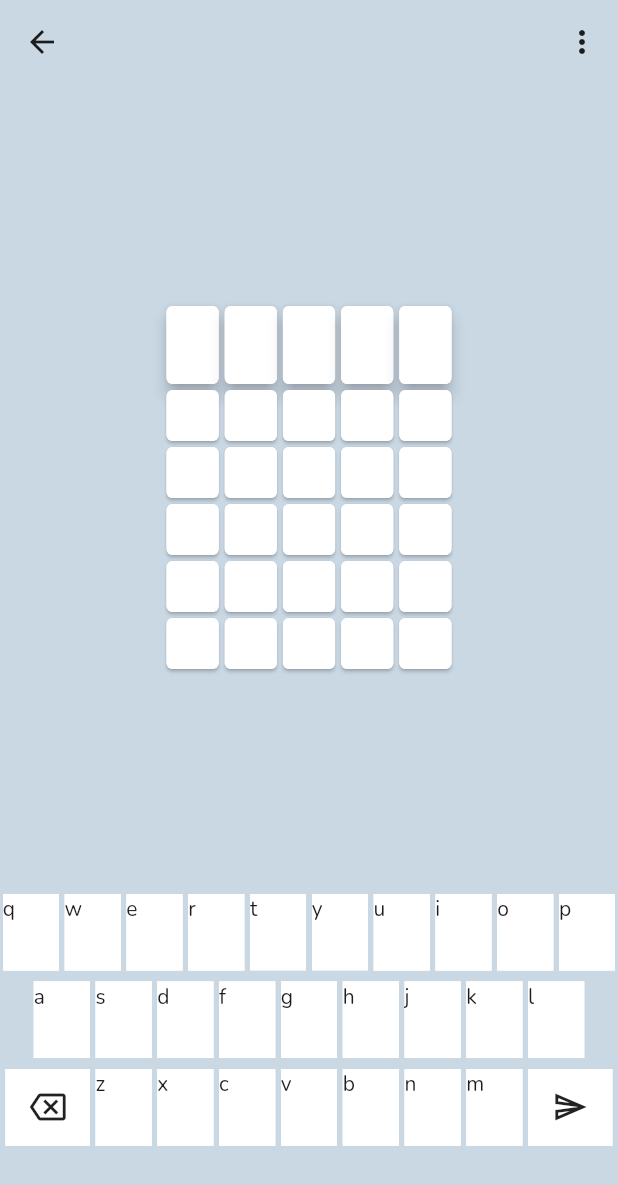
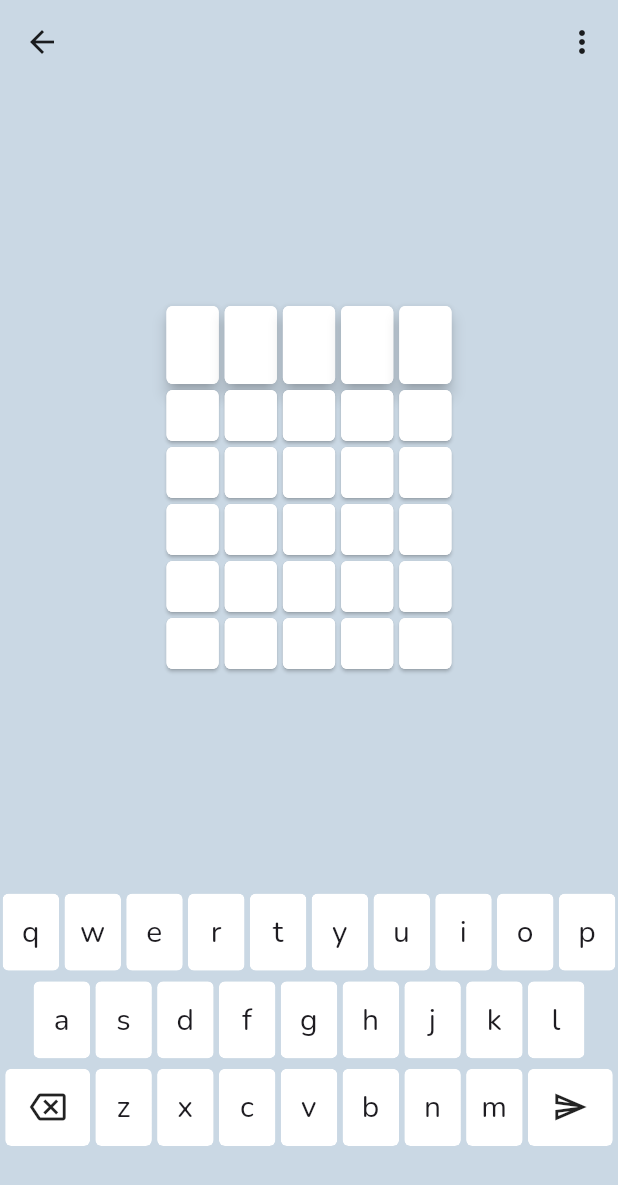
Before and after one commit to sstream17/word-game-2, a Flutter app: the Game screen opened by its route, on a phone screen of 412 x 824 dp. Shown: the top 1185 px of the screen. Run offline on Flutter 3.47's test engine with Material 3 defaults, Android fonts, the phone set to English and light mode, and no system bars; our stand-ins replace fl_chart, google_fonts, hive, hive_flutter, url_strategy; accounts and stored records are empty.

Commit message:
Adjust key border and alignment

```diff
--- a/game/lib/keyboard_key.dart
+++ b/game/lib/keyboard_key.dart
@@ -58,7 +58,8 @@ class KeyboardKey extends StatelessWidget {
           height: keyHeight,
           width: keyWidth,
           child: Material(
-            clipBehavior: Clip.hardEdge,
+            borderRadius: BorderRadius.circular(4),
+            clipBehavior: Clip.antiAlias,
             child: InkResponse(
               onTap: () {
                 onPressed(letter);
@@ -66,11 +67,69 @@ class KeyboardKey extends StatelessWidget {
               },
               highlightShape: BoxShape.rectangle,
               containedInkWell: true,
-              child: Ink(
-                height: keyHeight,
-                width: keyWidth,
-                color: Colors.white,
-                child: icon != null ? Icon(icon) : Text(letter),
+              child: Stack(
+                alignment: Alignment.center,
+                children: [
+                  Ink(
+                    height: keyHeight,
+                    width: keyWidth,
+                    decoration: BoxDecoration(
+                      gradient: SweepGradient(
+                        center: FractionalOffset.center,
+                        colors: getKeyColor(
+                          hints ?? [],
+                          appColors,
+                          isBorder: true,
+                        ),
+                        stops: const <double>[
+                          0.0,
+                          0.25,
+                          0.25,
+                          0.5,
+                          0.5,
+                          0.75,
+                          0.75,
+                          1.0,
+                        ],
+                      ),
+                      borderRadius: BorderRadius.circular(4),
+                    ),
+                  ),
+                  Ink(
+                    height: keyHeight - 6,
+                    width: keyWidth - 6,
+                    decoration: BoxDecoration(
+                      gradient: SweepGradient(
+                        center: FractionalOffset.center,
+                        colors: getKeyColor(
+                          hints ?? [],
+                          appColors,
+                        ),
+                        stops: const <double>[
+                          0.0,
+                          0.25,
+                          0.25,
+                          0.5,
+                          0.5,
+                          0.75,
+                          0.75,
+                          1.0,
+                        ],
+                      ),
+                    ),
+                  ),
+                  Center(
+                    child: icon != null
+                        ? Icon(icon)
+                        : Text(
+                            letter,
+                            textAlign: TextAlign.center,
+                            style: const TextStyle(
+                              fontSize: 20,
+                            ),
+                          ),
+                  ),
+                ],
               ),
             ),
           ),
@@ -78,88 +137,4 @@ class KeyboardKey extends StatelessWidget {
       ],
     );
   }
-  // return SizedBox(
-  //   height: height - padding,
-  //   width: width - padding,
-  //   child: Material(
-  //     child: InkResponse(
-  //       onTap: () {
-  //         onPressed(letter);
-  //         HapticFeedback.lightImpact();
-  //       },
-  //       highlightShape: BoxShape.rectangle,
-  //       containedInkWell: true,
-  //       child: Ink(
-  //         height: height - padding * 8,
-  //         width: width - padding * 8,
-  //         color: Colors.white,
-  //         child: Text(letter),
-  //       ),
-  //     ),
-  //   ),
-  // );
-
-  //   return GestureDetector(
-  //     onTap: () {
-  //       onPressed(letter);
-  //       HapticFeedback.lightImpact();
-  //     },
-  //     child: Container(
-  //       decoration: BoxDecoration(
-  //         gradient: SweepGradient(
-  //           center: FractionalOffset.center,
-  //           colors: getKeyColor(
-  //             hints ?? [],
-  //             appColors,
-  //             isBorder: true,
-  //           ),
-  //           stops: const <double>[
-  //             0.0,
-  //             0.25,
-  //             0.25,
-  //             0.5,
-  //             0.5,
-  //             0.75,
-  //             0.75,
-  //             1.0,
-  //           ],
-  //         ),
-  //         borderRadius: BorderRadius.circular(4),
-  //       ),
-  //       child: Padding(
-  //         padding: const EdgeInsets.all(3),
-  //         child: Container(
-  //           decoration: BoxDecoration(
-  //             gradient: SweepGradient(
-  //               center: FractionalOffset.center,
-  //               colors: getKeyColor(
-  //                 hints ?? [],
-  //                 appColors,
-  //               ),
-  //               stops: const <double>[
-  //                 0.0,
-  //                 0.25,
-  //                 0.25,
-  //                 0.5,
-  //                 0.5,
-  //                 0.75,
-  //                 0.75,
-  //                 1.0,
-  //               ],
-  //             ),
-  //           ),
-  //           child: Center(
-  //             child: Text(
-  //               letter,
-  //               textAlign: TextAlign.center,
-  //               style: const TextStyle(
-  //                 fontSize: 20,
-  //               ),
-  //             ),
-  //           ),
-  //         ),
-  //       ),
-  //     ),
-  //   );
-  // }
 }
```
